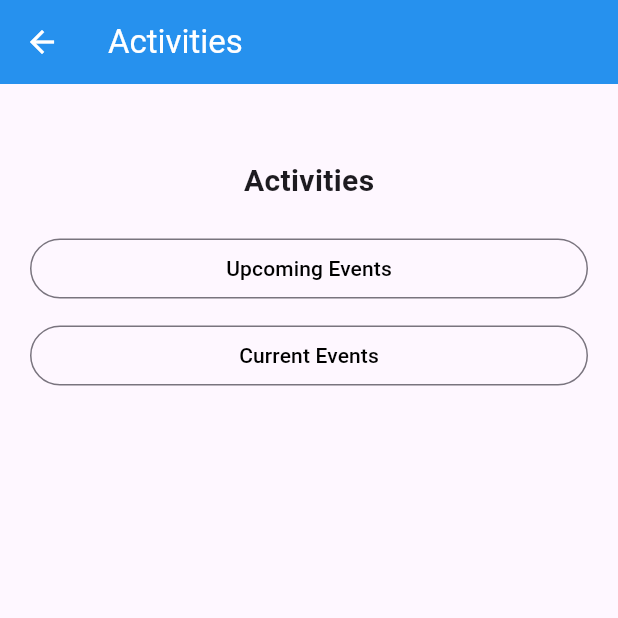
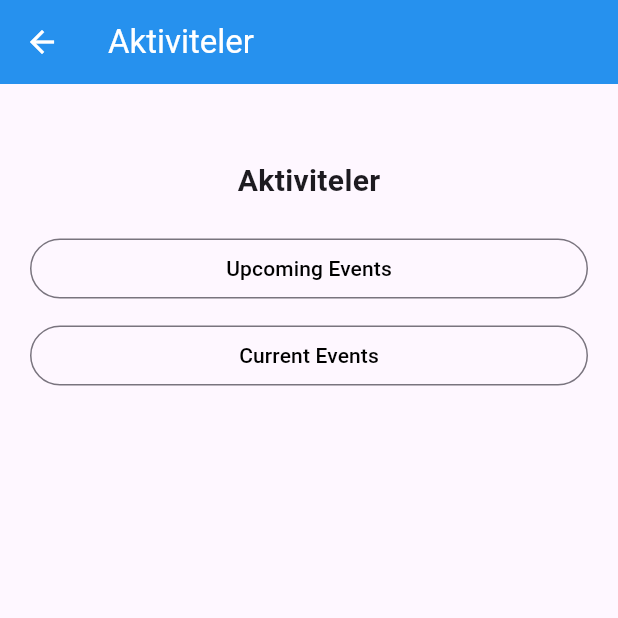
Before and after one commit to kayamustafa33/Capstone, a Flutter app: the ActivitiesScreen screen opened directly, on a phone screen of 412 x 824 dp, the top half of it. Run offline on Flutter 3.47's test engine with Material 3 defaults, Android fonts, the phone set to English and light mode, and no system bars; our stand-ins replace fluttertoast.

Commit message:
Language Translation | Some english words translated to the turkish words.

```diff
--- a/lib/src/views/profileScreen/widgets/ActivitiesScreen.dart
+++ b/lib/src/views/profileScreen/widgets/ActivitiesScreen.dart
@@ -10,7 +10,7 @@ class ActivitiesScreen extends StatelessWidget {
   Widget build(BuildContext context) {
     return Scaffold(
       appBar: AppBar(
-        title: const Text("Activities",style: TextStyle(color: Colors.white)),
+        title: const Text("Aktiviteler",style: TextStyle(color: Colors.white)),
         backgroundColor: Colors.blue,
         elevation: 2.0,
         iconTheme: const IconThemeData(color: Colors.white),
@@ -20,7 +20,7 @@ class ActivitiesScreen extends StatelessWidget {
         child: Column(
           children: [
             const Text(
-                "Activities",
+                "Aktiviteler",
                 style: TextStyle(
                   fontSize: 20.0,
                   fontWeight: FontWeight.bold
--- a/lib/src/views/profileScreen/widgets/ClubsScreen.dart
+++ b/lib/src/views/profileScreen/widgets/ClubsScreen.dart
@@ -9,7 +9,7 @@ class ClubsScreen extends StatelessWidget {
   Widget build(BuildContext context) {
     return Scaffold(
       appBar: AppBar(
-        title: const Text("Clubs",style: TextStyle(color: Colors.white)),
+        title: const Text("Kulüpler",style: TextStyle(color: Colors.white)),
         backgroundColor: Colors.blue,
         elevation: 2.0,
         iconTheme: const IconThemeData(color: Colors.white),
--- a/lib/src/views/profileScreen/widgets/OldScoresScreen.dart
+++ b/lib/src/views/profileScreen/widgets/OldScoresScreen.dart
@@ -9,7 +9,7 @@ class OldScoresScreen extends StatelessWidget {
   Widget build(BuildContext context) {
     return Scaffold(
       appBar: AppBar(
-        title: const Text("Old Scores",style: TextStyle(color: Colors.white)),
+        title: const Text("Eski Skorlar",style: TextStyle(color: Colors.white)),
         backgroundColor: Colors.blue,
         elevation: 2.0,
         iconTheme: const IconThemeData(color: Colors.white),
```
